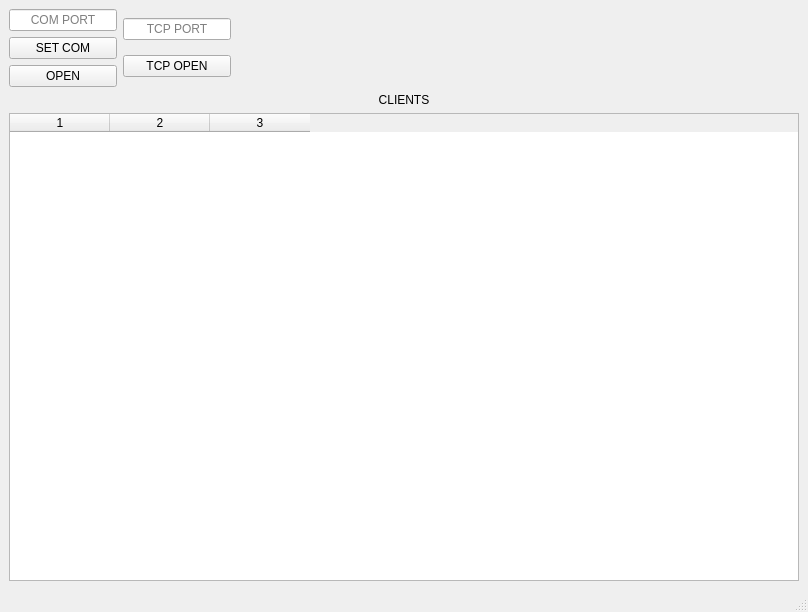
Above: qform1.ui from hachger/SIMUCINTA before the change. Below: the same form after it.
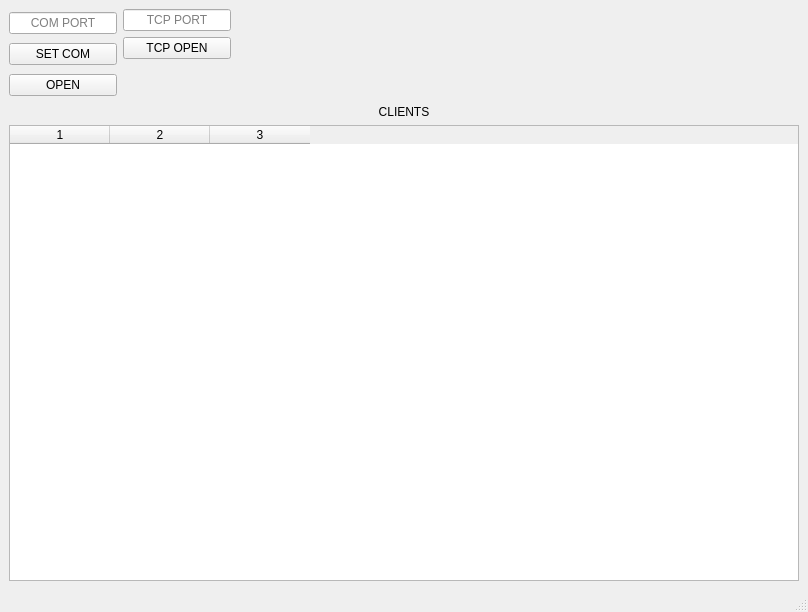
That is the form after the change.

Patch:
```diff
--- a/qform1.ui
+++ b/qform1.ui
@@ -75,6 +75,19 @@
             </property>
            </widget>
           </item>
+          <item>
+           <spacer name="verticalSpacer">
+            <property name="orientation">
+             <enum>Qt::Vertical</enum>
+            </property>
+            <property name="sizeHint" stdset="0">
+             <size>
+              <width>20</width>
+              <height>40</height>
+             </size>
+            </property>
+           </spacer>
+          </item>
          </layout>
         </item>
         <item>
```
